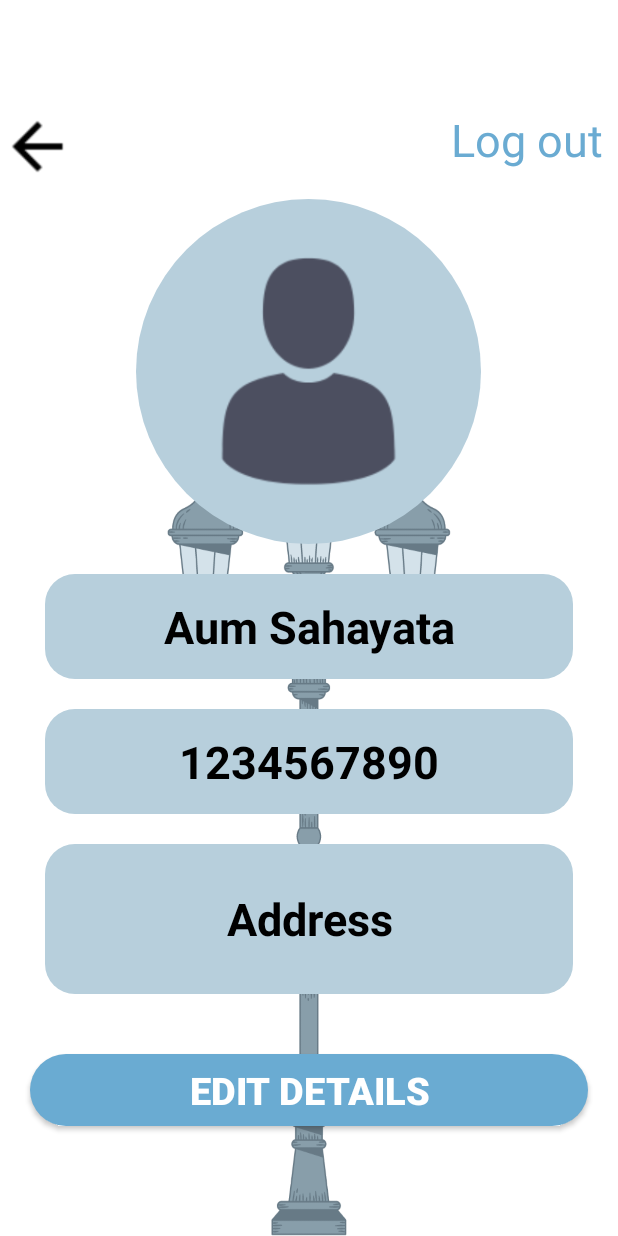
After one commit to AumSahayata/Electricity_Issue_report_App, an Android app: the ProfileActivity screen opened directly, with no data from a screen before it, on a phone screen of 412 x 824 dp. The commit adds this screen. Run offline under Robolectric (Android 15) with nearby library versions, the phone set to English and light mode, and no system bars; our stand-ins replace CircleImageView.

Commit message:
Created profile page

```diff
--- a/app/build.gradle
+++ b/app/build.gradle
@@ -46,4 +46,5 @@ dependencies {
     testImplementation 'junit:junit:4.13.2'
     androidTestImplementation 'androidx.test.ext:junit:1.1.5'
     androidTestImplementation 'androidx.test.espresso:espresso-core:3.5.1'
+    implementation 'de.hdodenhof:circleimageview:3.1.0'
 }
--- a/app/src/main/AndroidManifest.xml
+++ b/app/src/main/AndroidManifest.xml
@@ -12,12 +12,16 @@
         android:theme="@style/Theme.ElectricityIssueReport"
         tools:targetApi="31">
         <activity
+            android:name=".ProfileActivity"
+            android:screenOrientation="portrait"
+            android:exported="false" />
+        <activity
             android:name=".ReportActivity"
+            android:screenOrientation="portrait"
             android:exported="false" />
         <activity
             android:name=".HomeActivity"
             android:exported="false"
-            android:label="@string/title_activity_home"
             android:screenOrientation="portrait"
             android:theme="@style/Theme.ElectricityIssueReport.NoActionBar" />
         <activity
--- a/app/src/main/java/com/example/electricityissuereport/HomeActivity.kt
+++ b/app/src/main/java/com/example/electricityissuereport/HomeActivity.kt
@@ -4,9 +4,10 @@ import android.content.Intent
 import androidx.appcompat.app.AppCompatActivity
 import android.os.Bundle
 import com.example.electricityissuereport.databinding.ActivityHomeBinding
+import com.example.electricityissuereport.databinding.ActivityProfileBinding
 
 class HomeActivity : AppCompatActivity() {
-    private lateinit var binding:ActivityHomeBinding
+    private lateinit var binding: ActivityHomeBinding
     override fun onCreate(savedInstanceState: Bundle?) {
         binding = ActivityHomeBinding.inflate(layoutInflater)
         super.onCreate(savedInstanceState)
@@ -28,5 +29,9 @@ class HomeActivity : AppCompatActivity() {
             val intent = Intent(this,ReportActivity::class.java)
             startActivity(intent)
         }
+        binding.profile.setOnClickListener {
+            val profile_page = Intent(this,ProfileActivity::class.java)
+            startActivity(profile_page)
+        }
     }
 }
--- /dev/null
+++ b/app/src/main/java/com/example/electricityissuereport/ProfileActivity.kt
@@ -0,0 +1,28 @@
+package com.example.electricityissuereport
+
+import android.content.Intent
+import androidx.appcompat.app.AppCompatActivity
+import android.os.Bundle
+import com.example.electricityissuereport.databinding.ActivityHomeBinding
+import com.example.electricityissuereport.databinding.ActivityMainBinding
+import com.example.electricityissuereport.databinding.ActivityProfileBinding
+
+class ProfileActivity : AppCompatActivity() {
+    private lateinit var binding: ActivityProfileBinding
+    override fun onCreate(savedInstanceState: Bundle?) {
+        binding = ActivityProfileBinding.inflate(layoutInflater)
+        super.onCreate(savedInstanceState)
+        setContentView(binding.root)
+
+        binding.back.setOnClickListener {
+            val back_btn = Intent(this,HomeActivity::class.java)
+            startActivity(back_btn)
+            finish()
+        }
+        binding.logout.setOnClickListener {
+            val logout_btn = Intent(this,MainActivity::class.java)
+            startActivity(logout_btn)
+            finish()
+        }
+    }
+}
--- a/app/src/main/java/com/example/electricityissuereport/ReportActivity.kt
+++ b/app/src/main/java/com/example/electricityissuereport/ReportActivity.kt
@@ -10,16 +10,16 @@ import com.example.electricityissuereport.databinding.ActivityReportBinding
 class ReportActivity : AppCompatActivity() {
     private lateinit var binding: ActivityReportBinding
     override fun onCreate(savedInstanceState: Bundle?) {
+        binding = ActivityReportBinding.inflate(layoutInflater)
         super.onCreate(savedInstanceState)
-        binding = ActivityReportBinding.inflate(layoutInflater)
         setContentView(binding.root)
 
         binding.submit.setOnClickListener {
 
-            Toast.makeText(this,"Your request is successfully submitted.",Toast.LENGTH_SHORT).show()
+            Toast.makeText(applicationContext,"Your request is successfully submitted.",Toast.LENGTH_SHORT).show()
 
-            val intent = Intent(this,ActivityHomeBinding::class.java)
-            startActivity(intent)
+            val submitIntent = Intent(this,HomeActivity::class.java)
+            startActivity(submitIntent)
             finish()
         }
     }
--- a/app/src/main/res/layout/activity_home.xml
+++ b/app/src/main/res/layout/activity_home.xml
@@ -14,13 +14,14 @@
         android:layout_gravity="center_horizontal"
         >
 
-        <Button
+        <de.hdodenhof.circleimageview.CircleImageView
+            xmlns:app="http://schemas.android.com/apk/res-auto"
+            android:id="@+id/profile"
             android:layout_width="70dp"
             android:layout_height="70dp"
             android:layout_marginTop="50dp"
             android:layout_marginEnd="80dp"
-            android:background="@drawable/account_icon"
-            app:backgroundTint="@null"
+            android:src="@drawable/avatar_pic"
             />
 
         <Button
--- /dev/null
+++ b/app/src/main/res/layout/activity_profile.xml
@@ -0,0 +1,108 @@
+<?xml version="1.0" encoding="utf-8"?>
+<LinearLayout xmlns:android="http://schemas.android.com/apk/res/android"
+    xmlns:app="http://schemas.android.com/apk/res-auto"
+    xmlns:tools="http://schemas.android.com/tools"
+    android:layout_width="match_parent"
+    android:layout_height="match_parent"
+    android:orientation="vertical"
+    android:background="@drawable/lamppost"
+    tools:context=".ProfileActivity"
+    android:gravity="center">
+
+    <LinearLayout
+        android:layout_width="match_parent"
+        android:layout_height="60dp"
+        android:gravity="fill_horizontal"
+        >
+
+        <ImageButton
+            android:layout_width="50dp"
+            android:layout_height="50dp"
+            android:background="@null"
+            android:scaleType="fitXY"
+            android:layout_gravity="start|top"
+            android:src="@drawable/back_arrow"
+            android:id="@+id/back"
+            />
+
+        <TextView
+            android:layout_width="wrap_content"
+            android:layout_height="wrap_content"
+            android:text="Log out"
+            android:textColor="#6AABD2"
+            android:textSize="30sp"
+            android:gravity="right"
+            android:layout_weight="1"
+            android:layout_marginEnd="10dp"
+            android:id="@+id/logout"
+            />
+
+    </LinearLayout>
+
+    <de.hdodenhof.circleimageview.CircleImageView
+        xmlns:app="http://schemas.android.com/apk/res-auto"
+        android:id="@+id/profile_image"
+        android:layout_width="230dp"
+        android:layout_height="230dp"
+        android:src="@drawable/avatar_pic"
+        android:layout_marginBottom="20dp"
+        />
+
+    <TextView
+        android:gravity="center"
+        android:layout_width="match_parent"
+        android:layout_height="70dp"
+        android:id="@+id/user_name"
+        android:text="Aum Sahayata"
+        android:textColor="@color/black"
+        android:textSize="30sp"
+        android:textStyle="bold"
+        android:layout_marginHorizontal="30dp"
+        android:background="@drawable/less_curve_box"
+        android:layout_marginBottom="20dp"
+        />
+
+    <TextView
+        android:gravity="center"
+        android:layout_width="match_parent"
+        android:layout_height="70dp"
+        android:id="@+id/user_mobile_no"
+        android:text="1234567890"
+        android:textColor="@color/black"
+        android:textSize="30sp"
+        android:textStyle="bold"
+        android:layout_marginHorizontal="30dp"
+        android:background="@drawable/less_curve_box"
+        android:layout_marginBottom="20dp"
+        />
+
+    <TextView
+        android:gravity="center"
+        android:layout_width="match_parent"
+        android:id="@+id/user_address"
+        android:background="@drawable/less_curve_box"
+        android:layout_marginHorizontal="30dp"
+        android:layout_height="100dp"
+        android:padding="15dp"
+        android:textSize="30sp"
+        android:textStyle="bold"
+        android:textColor="@color/black"
+        android:layout_marginBottom="40dp"
+        android:text="Address"
+        />
+
+
+    <Button
+        android:id="@+id/edit"
+        android:layout_width="match_parent"
+        android:layout_height="wrap_content"
+        android:layout_marginHorizontal="20dp"
+        android:text="Edit details"
+        android:textSize="25sp"
+        android:textColor="@color/white"
+        android:textStyle="bold"
+        app:backgroundTint="@null"
+        android:background="@drawable/curve_corner_button_bg"
+        />
+
+</LinearLayout>
--- a/app/src/main/res/layout/activity_report.xml
+++ b/app/src/main/res/layout/activity_report.xml
@@ -16,7 +16,7 @@
         android:layout_height="270dp"
         android:layout_marginBottom="10dp"
         android:scaleType="fitXY"
-        app:srcCompat="@drawable/loc_img"
+        android:src="@drawable/loc_img"
         android:background="@drawable/image_curve"
         />
     <TextView
```
Also changed, not shown: app/src/main/res/drawable/avatar_pic.png (added), app/src/main/res/drawable/back_arrow.png (added).
